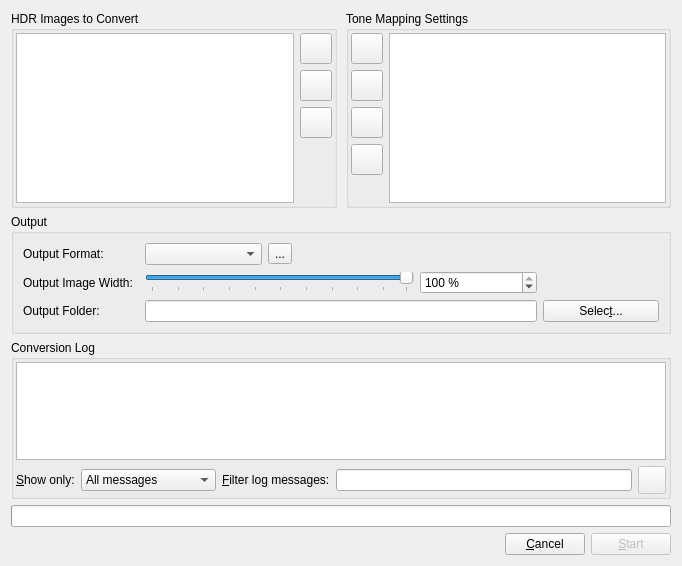
First picture: the form in src/BatchTM/BatchTMDialog.ui, repository LuminanceHDR/LuminanceHDR, before the edit.
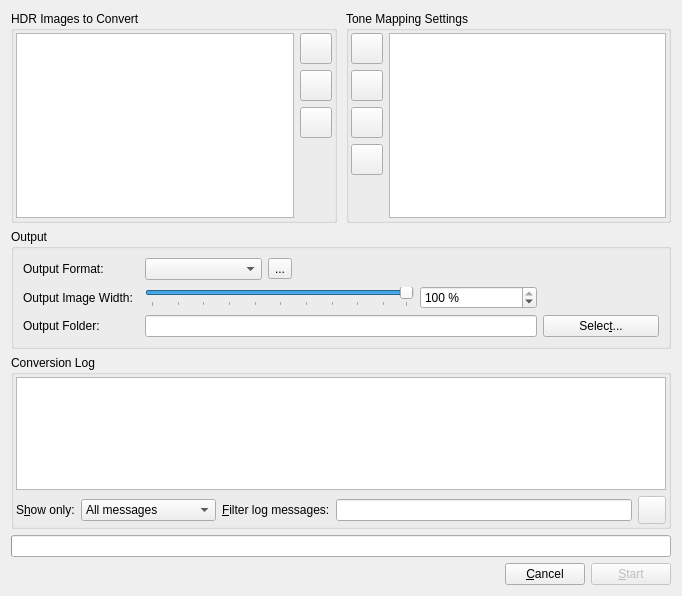
Second picture: the form after the edit. Icons and pictures are not drawn.

Commit message: [Luminance HDR]: fix dark theme, using system icons (Linux only, to see what should be done in Mac/Win: bundled theme, fallback icons?) [MainWindow]: Show fullscreen, Fullscreen view of LDRs/HDRs, modified Autolevels [TonemappingPanel]: Minor fixes (UI, pregamma) [HelpBrowser]: Fixes for dark theme and system icons, print preview (printing help is crap right now, qt5.7 webengine has better printing support!!!) [Splash Screen]: Fixes for dark theme [About Dialog]: Fixes for dark theme

Patch:
```diff
--- a/src/BatchTM/BatchTMDialog.ui
+++ b/src/BatchTM/BatchTMDialog.ui
@@ -7,7 +7,7 @@
     <x>0</x>
     <y>0</y>
     <width>682</width>
-    <height>566</height>
+    <height>596</height>
    </rect>
   </property>
   <property name="windowTitle">
@@ -423,7 +423,7 @@
         <item>
          <widget class="QLabel" name="filterLabel1">
           <property name="text">
-           <string>&amp;Show only:</string>
+           <string>S&amp;how only:</string>
           </property>
           <property name="buddy">
            <cstring>filterComboBox</cstring>
```
Left out of the diff: 59 changed lines with no effect on the pictures. The commit also changes 41 other files.
